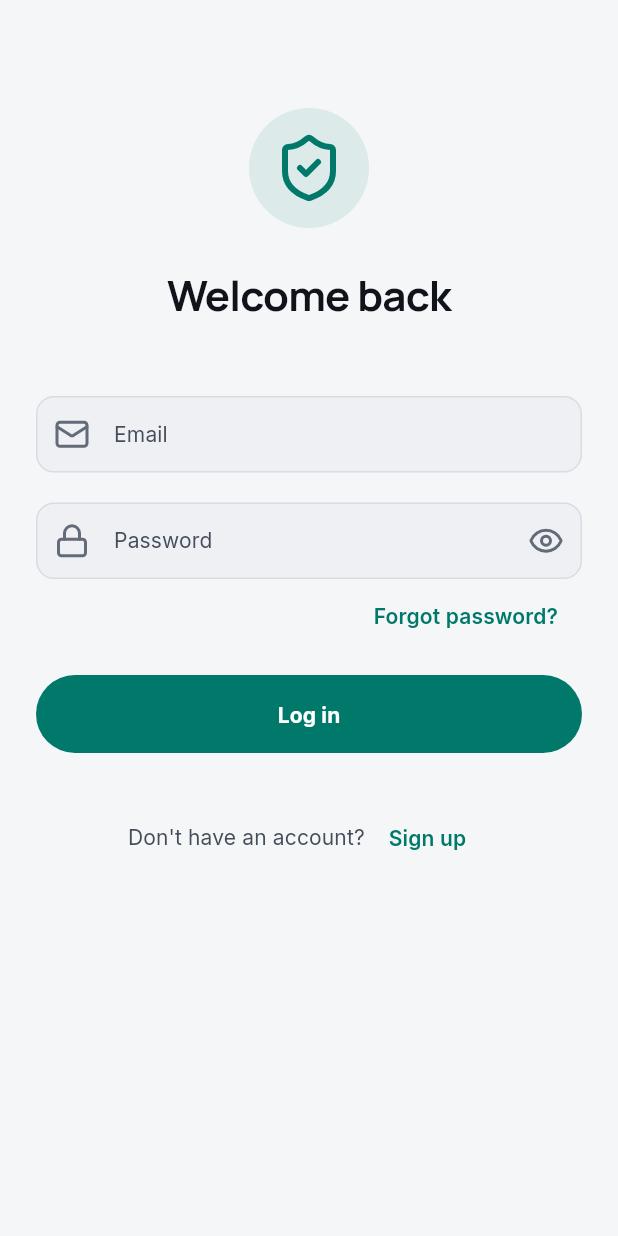
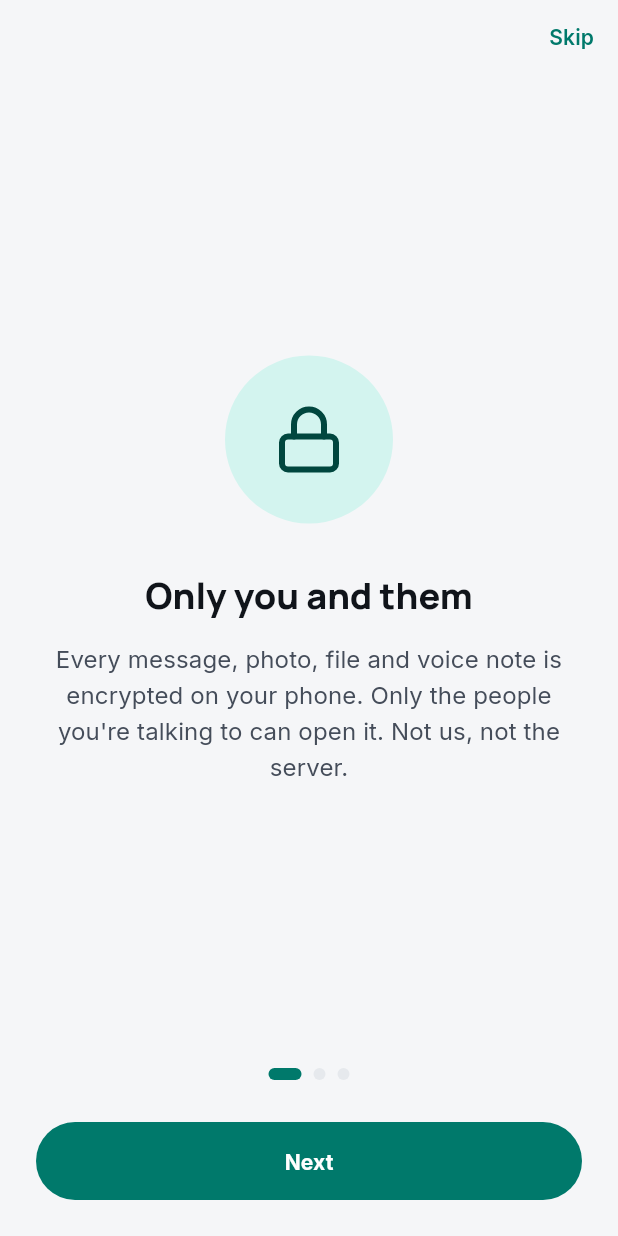
Before and after one commit to securelyhello/TheSecurelyHelloProject, a Flutter app: the screen it shows after launch, on a phone screen of 412 x 824 dp. Run offline on Flutter 3.47's test engine with Material 3 defaults, Android fonts, the phone set to English and light mode, and no system bars; our stand-ins replace app_links, audioplayers, file_picker, firebase_core, firebase_messaging, flutter_contacts and 11 more; missing offline and left inert: flutter_webrtc, mobile_scanner, pinenacl, record; accounts and stored records are empty.

Commit message:
Welcome pages on first launch; fix the theme setting
- First launch shows three short pages (encrypted on your phone, verify
  who you talk to, only people you choose) with Skip, then 'Create an
  account' or 'I already have an account'. Shown until passed once.
- Fix: the theme picker from the previous commit had no effect. The app
  read the setting from a context above its provider, which silently
  fell back to the system theme, and a fallback controller was rebuilt on
  every build. MaterialApp now listens to the controller directly. The UI
  walkthrough asserts the brightness, so this can't regress unnoticed.

Co-Authored-By: Claude Opus 5.5 <noreply@anthropic.com>
Claude-Session: https://claude.ai/code/session_01QS2CpG9r9cfQ2NTLpE48en

```diff
--- a/lib/features/auth/screens/splash_screen.dart
+++ b/lib/features/auth/screens/splash_screen.dart
@@ -3,6 +3,7 @@ import 'package:flutter/material.dart';
 import 'package:provider/provider.dart';
 import 'package:lucide_icons_flutter/lucide_icons.dart';
 import 'package:google_fonts/google_fonts.dart';
+import 'package:securelyhello/features/auth/screens/welcome_screen.dart';
 import 'package:securelyhello/shared/theme/app_theme.dart';
 import 'package:securelyhello/core/providers/auth_provider.dart';
 
@@ -74,14 +75,15 @@ class _SplashScreenState extends State<SplashScreen> with SingleTickerProviderSt
     }
   }
 
-  void _navigate(AuthStatus status) {
+  Future<void> _navigate(AuthStatus status) async {
     if (!mounted) return;
     if (status == AuthStatus.authenticated) {
       Navigator.of(context)
           .pushReplacementNamed(context.read<AuthProvider>().homeRoute);
-    } else {
-      Navigator.of(context).pushReplacementNamed('/login');
+      return;
     }
+    final seen = await WelcomeScreen.seen();
+    if (mounted) Navigator.of(context).pushReplacementNamed(seen ? '/login' : '/welcome');
   }
 
   @override
--- /dev/null
+++ b/lib/features/auth/screens/welcome_screen.dart
@@ -0,0 +1,165 @@
+import 'package:flutter/material.dart';
+import 'package:lucide_icons_flutter/lucide_icons.dart';
+import 'package:shared_preferences/shared_preferences.dart';
+
+import 'package:securelyhello/shared/theme/app_theme.dart';
+
+/// First launch: what makes this messenger different, then sign up or log
+/// in. Shown until the person moves past it once.
+class WelcomeScreen extends StatefulWidget {
+  const WelcomeScreen({super.key});
+
+  static const _seenKey = 'sh_onboarded';
+
+  static Future<bool> seen() async {
+    try {
+      return (await SharedPreferences.getInstance()).getBool(_seenKey) ?? false;
+    } catch (_) {
+      return true;
+    }
+  }
+
+  @override
+  State<WelcomeScreen> createState() => _WelcomeScreenState();
+}
+
+class _Page {
+  final IconData icon;
+  final String title;
+  final String body;
+  const _Page(this.icon, this.title, this.body);
+}
+
+const _pages = [
+  _Page(LucideIcons.lock, 'Only you and them',
+      'Every message, photo, file and voice note is encrypted on your phone. Only the people '
+          "you're talking to can open it. Not us, not the server."),
+  _Page(LucideIcons.shieldCheck, "Know who you're talking to",
+      "Compare a safety number or scan a code to be sure. If someone's keys ever change, "
+          'the app tells you before sending anything.'),
+  _Page(LucideIcons.userCheck, 'Only people you choose',
+      'Strangers need your OK before they can message you. No phone number needed, no ads, '
+          'no tracking.'),
+];
+
+class _WelcomeScreenState extends State<WelcomeScreen> {
+  final _pager = PageController();
+  int _page = 0;
+
+  @override
+  void dispose() {
+    _pager.dispose();
+    super.dispose();
+  }
+
+  Future<void> _done(String route) async {
+    try {
+      await (await SharedPreferences.getInstance()).setBool(WelcomeScreen._seenKey, true);
+    } catch (_) {}
+    if (mounted) Navigator.of(context).pushReplacementNamed(route);
+  }
+
+  @override
+  Widget build(BuildContext context) {
+    final p = context.palette;
+    final t = Theme.of(context).textTheme;
+    final last = _page == _pages.length - 1;
+    return Scaffold(
+      backgroundColor: p.background,
+      body: SafeArea(
+        child: Center(
+          child: ConstrainedBox(
+            constraints: const BoxConstraints(maxWidth: 460),
+            child: Column(children: [
+              Align(
+                alignment: Alignment.centerRight,
+                child: AnimatedOpacity(
+                  opacity: last ? 0 : 1,
+                  duration: AppMotion.fast,
+                  child: TextButton(
+                    key: const ValueKey('welcome-skip'),
+                    onPressed: last ? null : () => _done('/login'),
+                    child: const Text('Skip'),
+                  ),
+                ),
+              ),
+              Expanded(
+                child: PageView.builder(
+                  controller: _pager,
+                  itemCount: _pages.length,
+                  onPageChanged: (i) => setState(() => _page = i),
+                  itemBuilder: (context, i) {
+                    final page = _pages[i];
+                    return Padding(
+                      padding: const EdgeInsets.symmetric(horizontal: 32),
+                      child: Column(mainAxisAlignment: MainAxisAlignment.center, children: [
+                        Container(
+                          width: 112,
+                          height: 112,
+                          decoration: BoxDecoration(color: p.accentContainer, shape: BoxShape.circle),
+                          child: Icon(page.icon, size: 48, color: p.onAccentContainer),
+                        ),
+                        const SizedBox(height: 32),
+                        Text(page.title,
+                            textAlign: TextAlign.center,
+                            style: t.headlineSmall?.copyWith(fontWeight: FontWeight.w800)),
+                        const SizedBox(height: 14),
+                        Text(page.body,
+                            textAlign: TextAlign.center,
+                            style: t.bodyLarge?.copyWith(color: p.textSecondary, height: 1.5)),
+                      ]),
+                    );
+                  },
+                ),
+              ),
+              Semantics(
+                label: 'Page ${_page + 1} of ${_pages.length}',
+                child: Row(mainAxisAlignment: MainAxisAlignment.center, children: [
+                  for (var i = 0; i < _pages.length; i++)
+                    AnimatedContainer(
+                      duration: AppMotion.fast,
+                      margin: const EdgeInsets.symmetric(horizontal: 4),
+                      width: i == _page ? 22 : 8,
+                      height: 8,
+                      decoration: BoxDecoration(
+                        color: i == _page ? p.accent : p.divider,
+                        borderRadius: BorderRadius.circular(4),
+                      ),
+                    ),
+                ]),
+              ),
+              Padding(
+                padding: const EdgeInsets.fromLTRB(24, 28, 24, 24),
+                child: last
+                    ? Column(children: [
+                        SizedBox(
+                          width: double.infinity,
+                          child: ElevatedButton(
+                            key: const ValueKey('welcome-signup'),
+                            onPressed: () => _done('/signup'),
+                            child: const Text('Create an account'),
+                          ),
+                        ),
+                        const SizedBox(height: 8),
+                        TextButton(
+                          key: const ValueKey('welcome-login'),
+                          onPressed: () => _done('/login'),
+                          child: const Text('I already have an account'),
+                        ),
+                      ])
+                    : SizedBox(
+                        width: double.infinity,
+                        child: ElevatedButton(
+                          key: const ValueKey('welcome-next'),
+                          onPressed: () => _pager.nextPage(duration: AppMotion.medium, curve: AppMotion.curve),
+                          child: const Text('Next'),
+                        ),
+                      ),
+              ),
+            ]),
+          ),
+        ),
+      ),
+    );
+  }
+}
--- a/lib/main.dart
+++ b/lib/main.dart
@@ -26,6 +26,7 @@ import 'package:securelyhello/core/security/app_lock.dart';
 import 'package:securelyhello/features/security/lock_screen.dart';
 import 'package:securelyhello/features/auth/screens/splash_screen.dart';
 import 'package:securelyhello/features/auth/screens/login_screen.dart';
+import 'package:securelyhello/features/auth/screens/welcome_screen.dart';
 import 'package:securelyhello/features/auth/screens/signup_screen.dart';
 import 'package:securelyhello/features/auth/screens/verify_email_screen.dart';
 import 'package:securelyhello/features/auth/screens/forgot_password_screen.dart';
@@ -45,7 +46,6 @@ Future<void> main() async {
     DeviceOrientation.portraitDown,
   ]);
 
-
   // Load environment variables gracefully
   try {
     await dotenv.load(fileName: '.env');
@@ -64,7 +64,8 @@ Future<void> main() async {
     directoryService = DirectoryService(
       baseUrl: AppConfig.apiBaseUrl,
       tokenStore: keyStore,
-        pinning: TlsPinning.parse(AppConfig.certPins));
+      pinning: TlsPinning.parse(AppConfig.certPins),
+    );
   } on ArgumentError catch (e) {
     runApp(_ConfigErrorApp(message: e.message.toString()));
     return;
@@ -72,8 +73,8 @@ Future<void> main() async {
   final connectionManager = P2PConnectionManager();
   try {
     await connectionManager.init(
-        iceServers:
-            AppConfig.iceServers(P2PConnectionManager.defaultStunServers));
+      iceServers: AppConfig.iceServers(P2PConnectionManager.defaultStunServers),
+    );
   } catch (e) {
     debugPrint('P2P Connection Manager init failed: $e');
   }
@@ -96,8 +97,7 @@ Future<void> main() async {
   );
   final notifications = NotificationService();
   await notifications.init();
-  final push = PushService(
-      directory: directoryService, onWake: chatService.drainRelayQueue);
+  final push = PushService(directory: directoryService, onWake: chatService.drainRelayQueue);
   final connectionProvider = ConnectionProvider(
     connectionManager: connectionManager,
     chatService: chatService,
@@ -111,15 +111,15 @@ Future<void> main() async {
     ..addSignOutHook(() async => connectionProvider.reset());
   final theme = ThemeController();
   await theme.load();
-  final appLock = AppLockService(store: keyStore)
-    ..onWipe = authProvider.wipeThisDevice;
+  final appLock = AppLockService(store: keyStore)..onWipe = authProvider.wipeThisDevice;
   await appLock.init();
   unawaited(appLock.resumePendingWipe());
   final invites = PendingInvites();
   unawaited(invites.init());
   unawaited(authProvider.init());
 
-  runApp(SecurelyHelloApp(
+  runApp(
+    SecurelyHelloApp(
       authProvider: authProvider,
       chatProvider: chatProvider,
       contactsProvider: contactsProvider,
@@ -130,7 +130,8 @@ Future<void> main() async {
       invites: invites,
       profiles: chatService.profiles,
       theme: theme,
-  ));
+    ),
+  );
 }
 
 /// Shown instead of the app when it was built without a server address.
@@ -168,9 +169,9 @@ class SecurelyHelloApp extends StatelessWidget {
   final AppLockService? appLock;
   final PendingInvites? invites;
   final ProfileService? profiles;
-  final ThemeController? theme;
+  final ThemeController theme;
 
-  const SecurelyHelloApp({
+  SecurelyHelloApp({
     super.key,
     required this.authProvider,
     required this.chatProvider,
@@ -181,8 +182,8 @@ class SecurelyHelloApp extends StatelessWidget {
     this.appLock,
     this.invites,
     this.profiles,
-    this.theme,
-  });
+    ThemeController? theme,
+  }) : theme = theme ?? ThemeController();
 
   @override
   Widget build(BuildContext context) {
@@ -192,25 +193,29 @@ class SecurelyHelloApp extends StatelessWidget {
         ChangeNotifierProvider.value(value: contactsProvider),
         ChangeNotifierProvider.value(value: chatProvider),
         ChangeNotifierProvider.value(value: connectionProvider),
-        Provider<NotificationService>.value(
-            value: notifications ?? NotificationService()),
+        Provider<NotificationService>.value(value: notifications ?? NotificationService()),
         Provider<PushService?>.value(value: push),
         ChangeNotifierProvider<PendingInvites?>.value(value: invites),
-        ChangeNotifierProvider<ThemeController>.value(value: theme ?? ThemeController()),
+        ChangeNotifierProvider<ThemeController>.value(value: theme),
         if (profiles != null) ChangeNotifierProvider<ProfileService>.value(value: profiles!),
         ChangeNotifierProvider<AppLockService>.value(
-            value: appLock ?? AppLockService(store: SecureKeyStore(storage: MemorySecretStorage()))),
+          value: appLock ?? AppLockService(store: SecureKeyStore(storage: MemorySecretStorage())),
+        ),
       ],
-      child: MaterialApp(
+      // Listens to the controller itself: this context is above the providers.
+      child: ListenableBuilder(
+        listenable: theme,
+        builder: (context, _) => MaterialApp(
           title: 'Securely Hello',
           debugShowCheckedModeBanner: false,
           theme: AppTheme.light,
           darkTheme: AppTheme.dark,
-        themeMode: context.select<ThemeController?, ThemeMode>((t) => t?.mode ?? ThemeMode.system),
+          themeMode: theme.mode,
           builder: (context, child) => AppLockGate(child: child ?? const SizedBox()),
           initialRoute: '/splash',
           routes: {
             '/splash': (context) => const SplashScreen(),
+            '/welcome': (context) => const WelcomeScreen(),
             '/login': (context) => const LoginScreen(),
             '/signup': (context) => const SignupScreen(),
             '/verify-email': (context) => const VerifyEmailScreen(),
@@ -224,8 +229,8 @@ class SecurelyHelloApp extends StatelessWidget {
             // Handle routes with arguments
             if (settings.name == '/forgot-password') {
               return MaterialPageRoute(
-              builder: (context) => ForgotPasswordScreen(
-                  initialEmail: settings.arguments as String?),
+                builder: (context) =>
+                    ForgotPasswordScreen(initialEmail: settings.arguments as String?),
                 settings: settings,
               );
             }
@@ -239,6 +244,7 @@ class SecurelyHelloApp extends StatelessWidget {
             return null;
           },
         ),
+      ),
     );
   }
 }
```
Also changed, not shown: 1 other file. Lines whose indentation alone changed are shown as unchanged.
